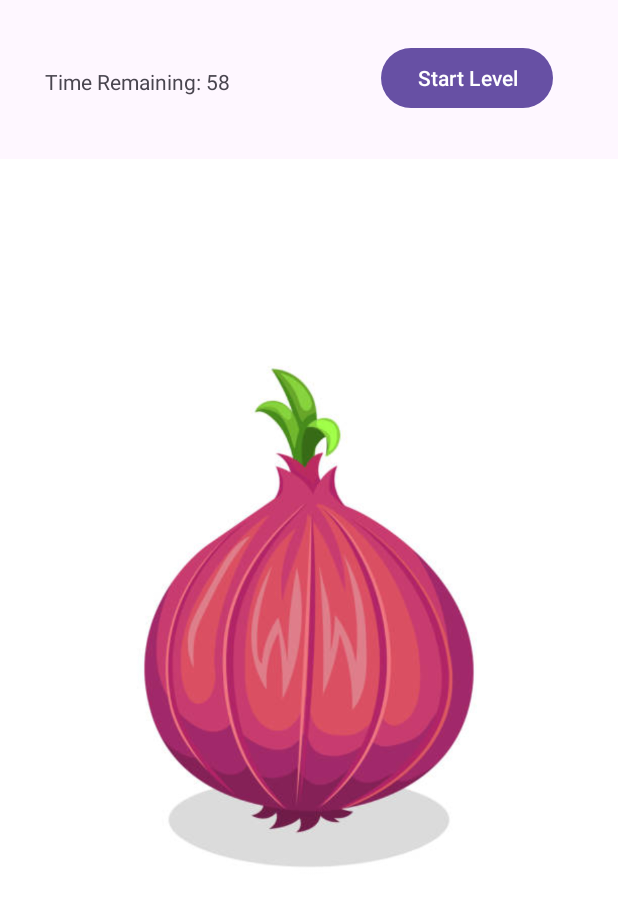
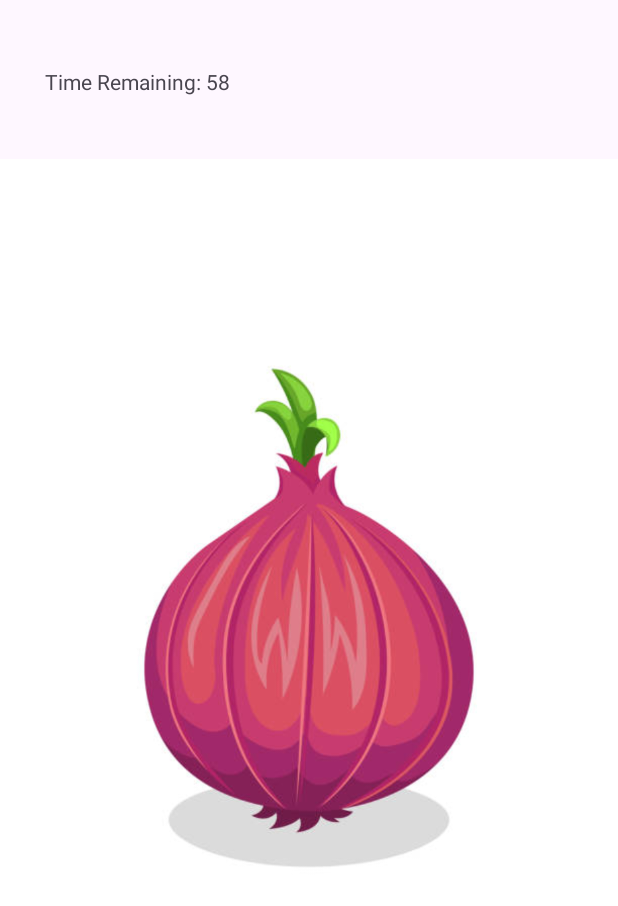
Before and after one commit to sebastian9654/MobileAppProject, an Android app: the JigsawPuzzleActivity screen opened directly, with no data from a screen before it, after a tap on "Start Level", on a phone screen of 412 x 824 dp. Shown: the top 906 px of the screen. Run offline under Robolectric (Android 15) with nearby library versions, the phone set to English and light mode, and no system bars.

Commit message:
Set 'Start Level' Button to invisible upon clicking.

```diff
--- a/app/src/main/java/com/example/project1/JigsawPuzzleActivity.java
+++ b/app/src/main/java/com/example/project1/JigsawPuzzleActivity.java
@@ -40,6 +40,7 @@ public class JigsawPuzzleActivity extends AppCompatActivity {
             @Override
             public void onClick(View v) {
                 startLevel();
+                startJigsawGame.setVisibility(View.INVISIBLE);
             }
         });
     }
```
